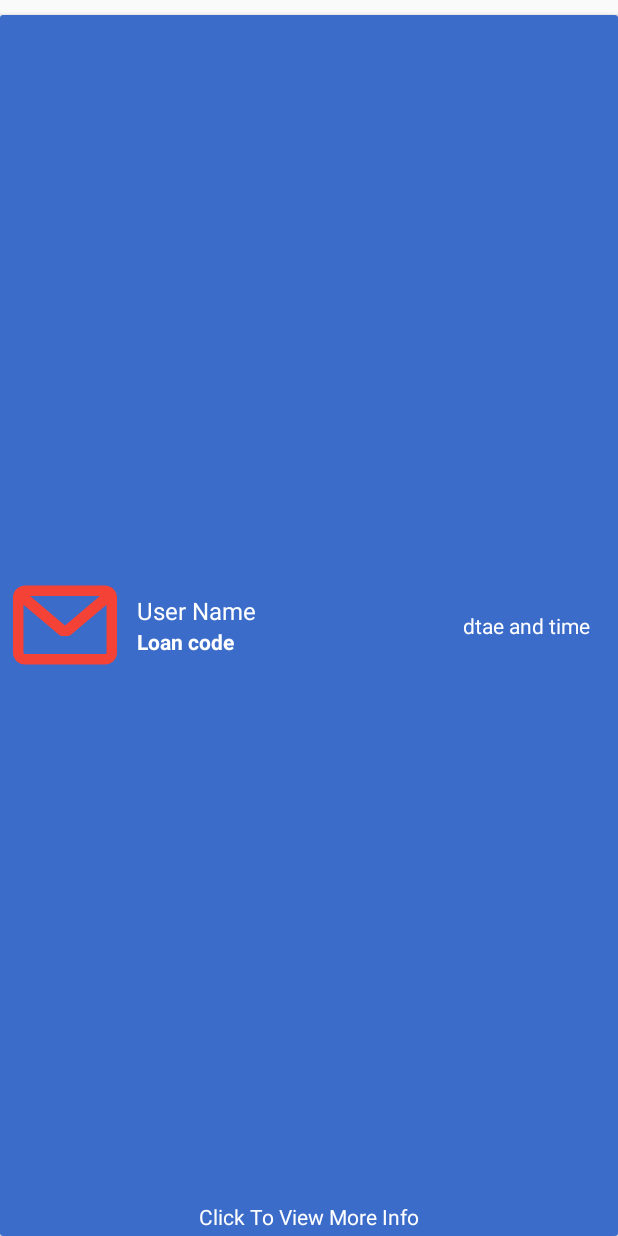
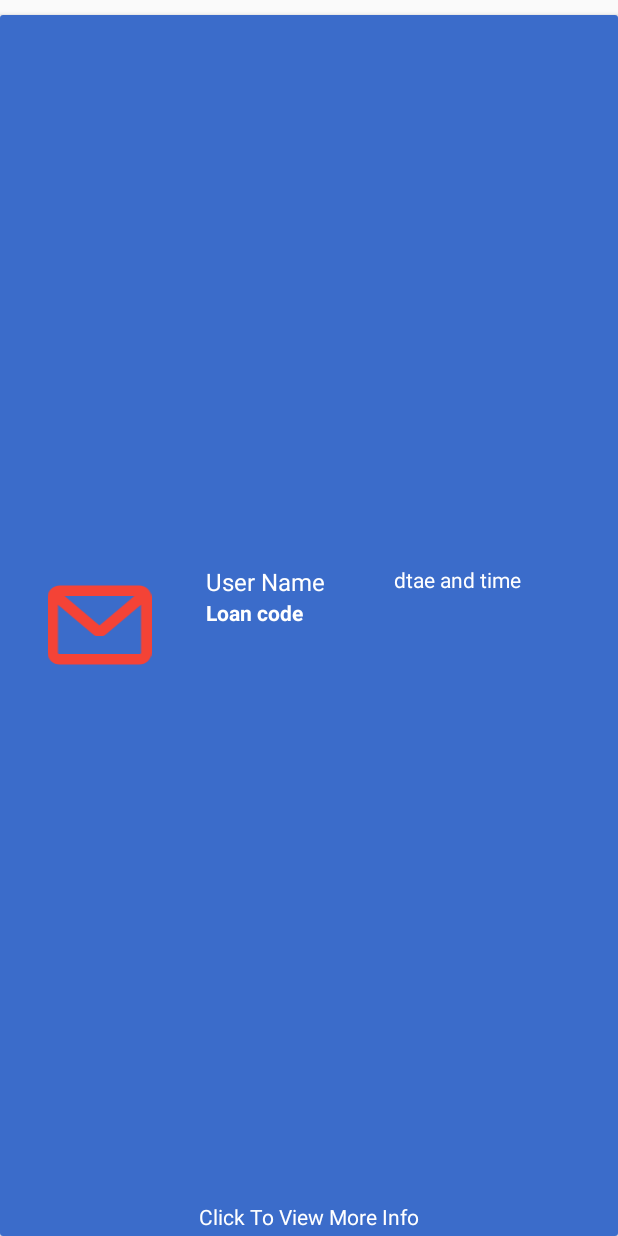
Before and after one commit to syedusama5556/Request_Loan_App_Sameed_, an Android app: the layout rec_notification_requestlist_item_layout.xml on its own in the app's theme, with its tools: preview values and no code run, on a phone screen of 412 x 824 dp. Run offline under Robolectric (Android 15) with nearby library versions, the phone set to English and light mode, and no system bars; network calls fail.

Commit message:
updated changes 2

```diff
--- a/app/src/main/res/layout/rec_notification_requestlist_item_layout.xml
+++ b/app/src/main/res/layout/rec_notification_requestlist_item_layout.xml
@@ -7,6 +7,7 @@
     android:orientation="vertical">
 
     <androidx.cardview.widget.CardView
+        android:elevation="5dp"
         android:id="@+id/rec_card_btn"
         android:layout_width="match_parent"
         android:layout_height="wrap_content"
@@ -18,11 +19,19 @@
             android:background="@color/color_primary"
             android:padding="3dp">
 
+            <LinearLayout
+                android:layout_width="match_parent"
+                android:layout_height="wrap_content"
+                android:layout_centerVertical="true"
+                android:orientation="horizontal"
+                android:weightSum="3">
+
                 <ImageView
                     android:id="@+id/rec_img_message"
                     android:layout_width="80dp"
                     android:layout_height="80dp"
-                android:layout_centerVertical="true"
+
+                    android:layout_weight="1"
                     android:padding="5dp"
                     android:src="@drawable/ic_message_closed_envelope" />
 
@@ -33,6 +42,7 @@
                     android:layout_marginStart="8dp"
                     android:layout_marginBottom="10dp"
                     android:layout_toRightOf="@id/rec_img_message"
+                    android:layout_weight="1"
                     android:orientation="vertical"
 
                     >
@@ -60,8 +70,10 @@
                     android:layout_height="wrap_content"
                     android:layout_alignParentEnd="true"
                     android:layout_centerVertical="true"
+                    android:layout_weight="1"
                     android:text="dtae and time"
                     android:textColor="@color/color_white" />
+            </LinearLayout>
 
             <TextView
                 android:id="@+id/rec_btn_showmore_notification_requests"
--- a/app/src/main/res/layout/rec_requestlist_item_layout.xml
+++ b/app/src/main/res/layout/rec_requestlist_item_layout.xml
@@ -11,6 +11,7 @@
         android:id="@+id/rec_card_btn"
         android:layout_width="match_parent"
         android:layout_height="110dp"
+        app:cardElevation="5dp"
         android:layout_marginTop="10dp">
 
         <RelativeLayout
--- a/app/src/main/res/layout/request_loan_activity.xml
+++ b/app/src/main/res/layout/request_loan_activity.xml
@@ -26,7 +26,7 @@
         android:id="@+id/loan_type_txt"
         android:layout_width="wrap_content"
         android:layout_height="wrap_content"
-        android:layout_marginLeft="268dp"
+        android:layout_marginLeft="210dp"
         android:layout_marginTop="80dp"
         android:gravity="start"
         android:text="@string/request_load_activity_user_name_text_view_text"
```
Lines whose indentation alone changed are shown as unchanged.
